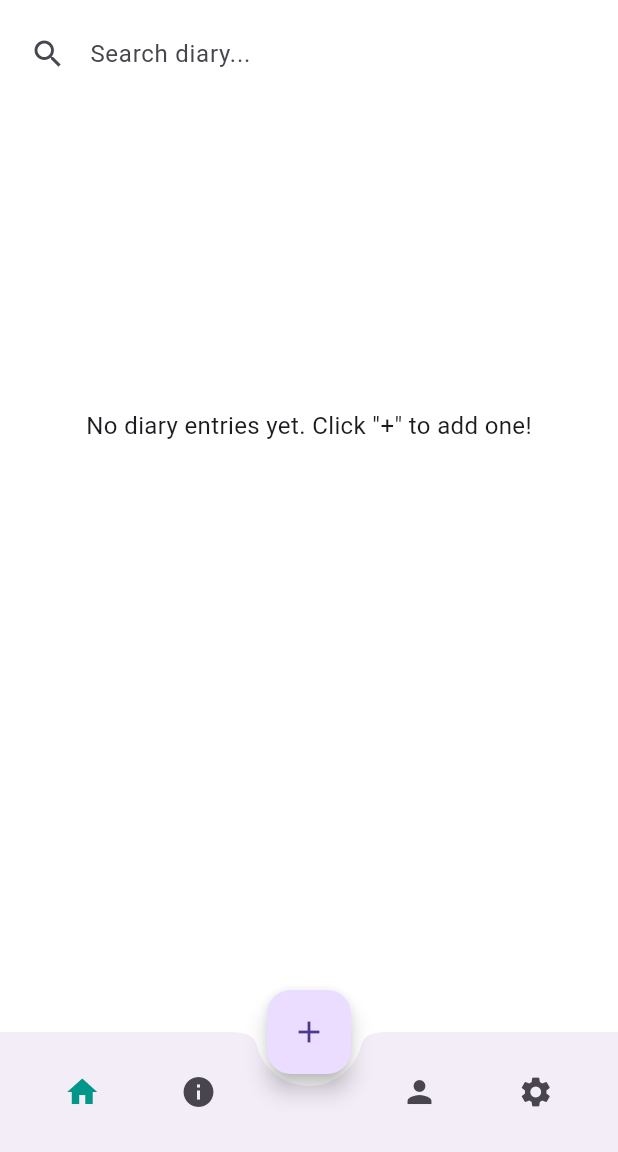
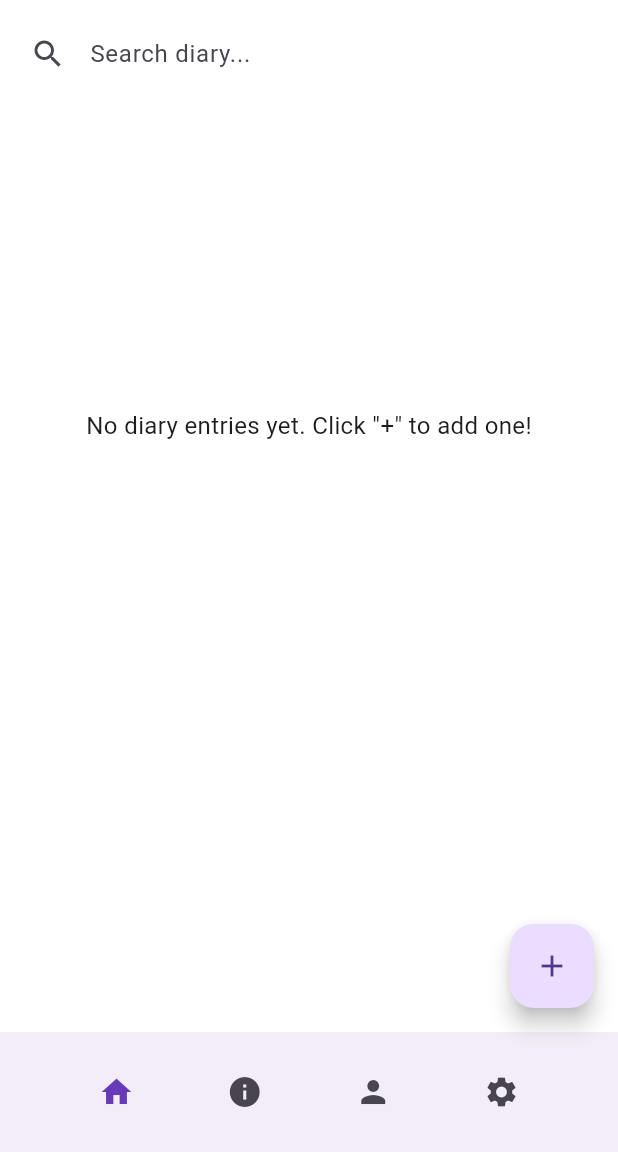
Before and after one commit to Farhan-Iqbal/Assessment-3-Diarily-, a Flutter app: the HomePage screen opened by its route, on a phone screen of 412 x 824 dp, the part 84-1236 px from its top. Run offline on Flutter 3.47's test engine with Material 3 defaults, Android fonts, the phone set to English and light mode, and no system bars; drawn by our look-alikes of liquid_pull_to_refresh; our stand-ins replace image_picker, shared_preferences, sqflite, table_calendar; accounts and stored records are empty.

Commit message:
Adjusting layout, fixing background issue

```diff
--- a/lib/homepage.dart
+++ b/lib/homepage.dart
@@ -360,37 +360,36 @@ class _HomePageState extends State<HomePage> {
         onPressed: _onAddPressed,
         child: const Icon(Icons.add),
       ),
-      floatingActionButtonLocation: FloatingActionButtonLocation.centerDocked,
+      floatingActionButtonLocation: FloatingActionButtonLocation.endFloat,
       bottomNavigationBar: BottomAppBar(
-        shape: const CircularNotchedRectangle(),
-        notchMargin: 8,
         child: Row(
-          mainAxisAlignment: MainAxisAlignment.spaceAround,
+          mainAxisAlignment: MainAxisAlignment.spaceEvenly, // Changed from spaceAround
           children: [
             IconButton(
               icon: const Icon(Icons.home),
               onPressed: () => setState(() => _selectedIndex = 0),
               tooltip: 'Home',
-              color: _selectedIndex == 0 ? Colors.teal : null,
+              color: _selectedIndex == 0 ? Colors.deepPurple : null,
             ),
             IconButton(
               icon: const Icon(Icons.info),
               onPressed: () => setState(() => _selectedIndex = 1),
               tooltip: 'About',
-              color: _selectedIndex == 1 ? Colors.teal : null,
+              color: _selectedIndex == 1 ? Colors.deepPurple : null,
             ),
-            const SizedBox(width: 40),
+            // REMOVED THE SIZEDBOX HERE
+            // const SizedBox(width: 40),
             IconButton(
               icon: const Icon(Icons.person),
               onPressed: () => setState(() => _selectedIndex = 2),
               tooltip: 'Profile',
-              color: _selectedIndex == 2 ? Colors.teal : null,
+              color: _selectedIndex == 2 ? Colors.deepPurple : null,
             ),
             IconButton(
               icon: const Icon(Icons.settings),
               onPressed: () => setState(() => _selectedIndex = 3),
               tooltip: 'Settings',
-              color: _selectedIndex == 3 ? Colors.teal : null,
+              color: _selectedIndex == 3 ? Colors.deepPurple : null,
             ),
           ],
         ),
--- a/pubspec.yaml
+++ b/pubspec.yaml
@@ -45,7 +45,7 @@ dependencies:
 dev_dependencies:
   flutter_test:
     sdk: flutter
-  flutter_lints: ^3.0.0
+  flutter_lints: ^5.0.0
 
 flutter:
   uses-material-design: true
```
Also changed, not shown: lib/profile.dart (+12 -7 lines), lib/settings.dart (+7 -7 lines), lib/diary_form.dart (line endings or trailing spaces), lib/diary_view.dart (line endings or trailing spaces), lib/login.dart (line endings or trailing spaces), lib/main.dart (line endings or trailing spaces), lib/register.dart (line endings or trailing spaces), lib/user_helper.dart (line endings or trailing spaces), pubspec.lock.
